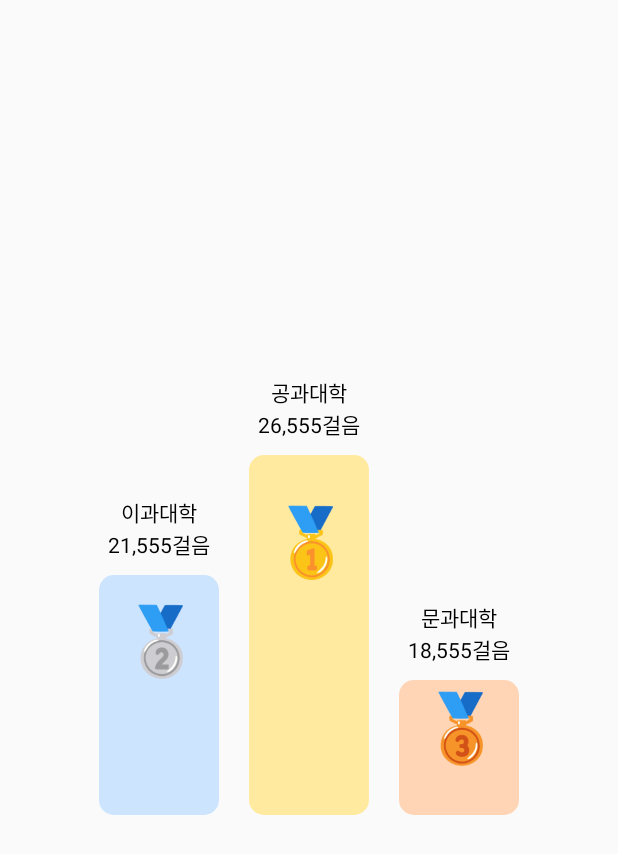
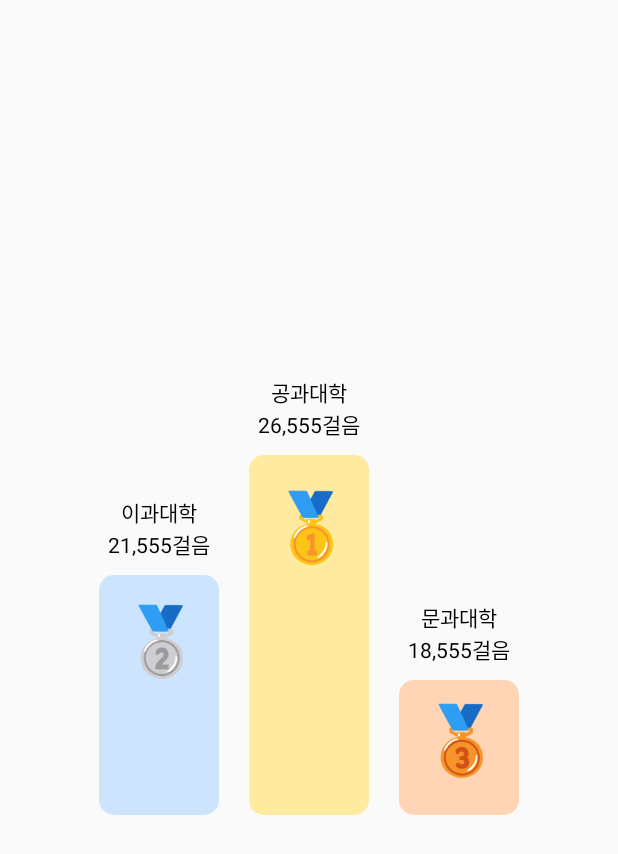
Before and after one commit to MobileSoftware2023/SanchaekHaSong, an Android app: the layout fragment_college_ranking.xml on its own in the app's theme, with its tools: preview values and no code run, on a phone screen of 412 x 824 dp. Shown: the top 854 px of the screen. Run offline under Robolectric (Android 15) with nearby library versions, the light colour scheme and no system bars.

Commit message:
design update

```diff
--- a/app/src/main/res/layout/activity_main.xml
+++ b/app/src/main/res/layout/activity_main.xml
@@ -54,7 +54,6 @@
                         android:id="@+id/point"
                         android:layout_width="wrap_content"
                         android:layout_height="wrap_content"
-                        android:layout_marginLeft="5dp"
                         android:layout_marginRight="5dp"
                         android:text="0 C"
                         android:textSize="20sp"
--- a/app/src/main/res/layout/fragment_college_ranking.xml
+++ b/app/src/main/res/layout/fragment_college_ranking.xml
@@ -58,7 +58,7 @@
                 app:layout_constraintEnd_toEndOf="@+id/bg2"
                 app:layout_constraintHorizontal_bias="0.533"
                 app:layout_constraintStart_toStartOf="@+id/bg2"
-                app:layout_constraintTop_toTopOf="@+id/bg2"
+                app:layout_constraintTop_toTopOf="parent"
                 app:layout_constraintVertical_bias="0.177" />
         </androidx.constraintlayout.widget.ConstraintLayout>
 
@@ -112,12 +112,13 @@
                 android:id="@+id/medal1"
                 android:layout_width="50dp"
                 android:layout_height="50dp"
+                android:layout_marginBottom="60dp"
                 android:src="@drawable/medal1"
                 app:layout_constraintBottom_toBottomOf="@+id/bg1"
                 app:layout_constraintEnd_toEndOf="@+id/bg1"
                 app:layout_constraintHorizontal_bias="0.533"
                 app:layout_constraintStart_toStartOf="@+id/bg1"
-                app:layout_constraintTop_toTopOf="@+id/bg1"
+                app:layout_constraintTop_toTopOf="parent"
                 app:layout_constraintVertical_bias="0.177" />
         </androidx.constraintlayout.widget.ConstraintLayout>
 
@@ -170,6 +171,7 @@
                 android:id="@+id/medal3"
                 android:layout_width="50dp"
                 android:layout_height="50dp"
+                android:layout_marginTop="10dp"
                 android:src="@drawable/medal3"
                 app:layout_constraintBottom_toBottomOf="@+id/bg3"
                 app:layout_constraintEnd_toEndOf="@+id/bg3"
--- a/app/src/main/res/layout/ranking_explanation_dialog.xml
+++ b/app/src/main/res/layout/ranking_explanation_dialog.xml
@@ -11,7 +11,7 @@
         android:layout_width="22dp"
         android:layout_height="22dp"
         android:layout_marginStart="30dp"
-        android:layout_marginTop="30dp"
+        android:layout_marginTop="28dp"
         android:layout_marginEnd="10dp"
         android:background="@null"
         android:scaleType="fitCenter"
```
